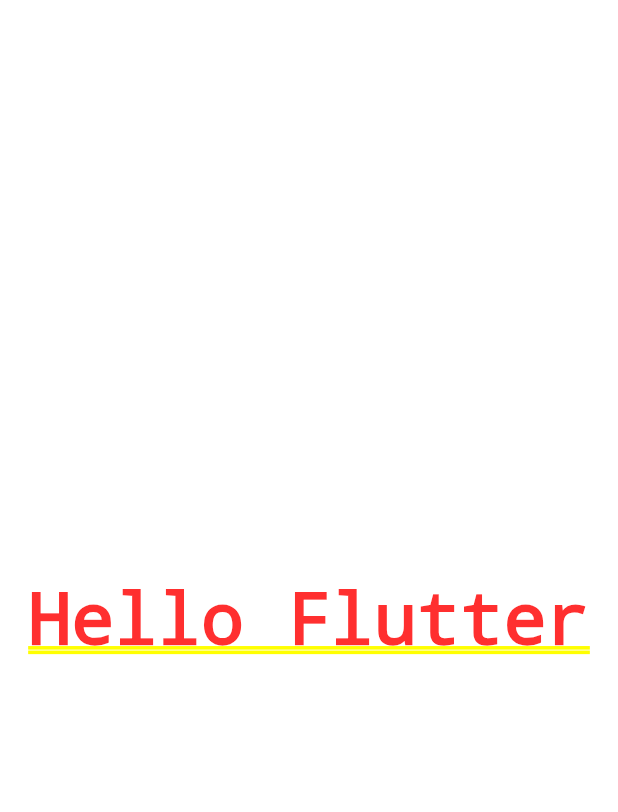
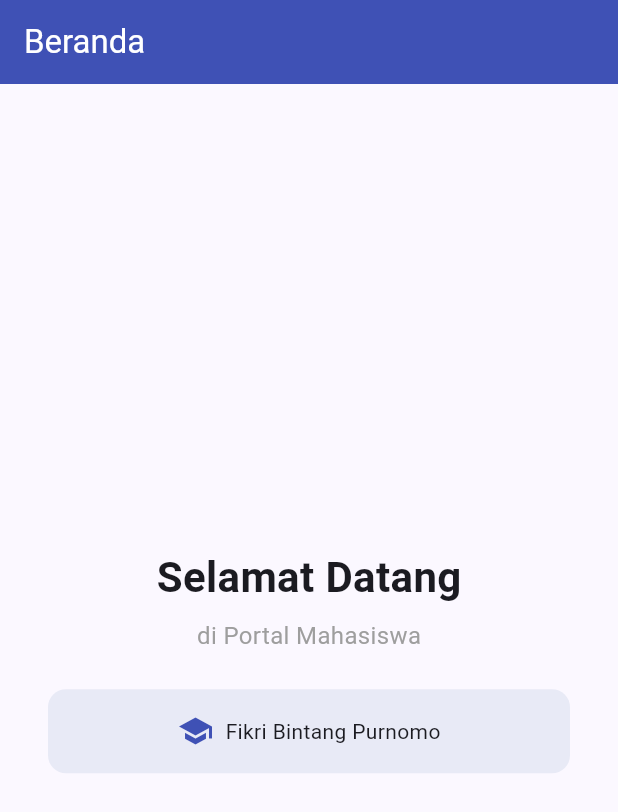
Before and after one commit to FikriBintangx/latihan-flutter-pert4, a Flutter app: the screen it shows after launch, on a phone screen of 412 x 824 dp. Shown: the top 812 px of the screen. Run offline on Flutter 3.47's test engine with Material 3 defaults, Android fonts, the phone set to English and light mode, and no system bars.

Commit message:
menambahkan scaffold

```diff
--- a/lib/main.dart
+++ b/lib/main.dart
@@ -1,4 +1,6 @@
 import 'package:flutter/material.dart';
+
+const String studentName = 'Fikri Bintang Purnomo';
 
 void main() {
   runApp(const FikriApp());
@@ -9,11 +11,61 @@
 
   @override
   Widget build(BuildContext context) {
-    return const MaterialApp(
+    return MaterialApp(
       title: 'Portal Mahasiswa',
       debugShowCheckedModeBanner: false,
-      home: Center(
-        child: Text('Hello Flutter', textDirection: TextDirection.ltr),
+      theme: ThemeData(
+        colorScheme: ColorScheme.fromSeed(seedColor: Colors.indigo),
+        useMaterial3: true,
+      ),
+      home: const HomeScreen(),
+    );
+  }
+}
+
+class HomeScreen extends StatelessWidget {
+  const HomeScreen({super.key});
+
+  @override
+  Widget build(BuildContext context) {
+    return Scaffold(
+      appBar: AppBar(
+        title: const Text('Beranda'),
+        backgroundColor: Colors.indigo,
+        foregroundColor: Colors.white,
+      ),
+      body: Center(
+        child: Column(
+          mainAxisAlignment: MainAxisAlignment.center,
+          children: [
+            const Text(
+              'Selamat Datang',
+              style: TextStyle(fontSize: 28, fontWeight: FontWeight.bold),
+            ),
+            const SizedBox(height: 8),
+            const Text(
+              'di Portal Mahasiswa',
+              style: TextStyle(fontSize: 16, color: Colors.grey),
+            ),
+            const SizedBox(height: 24),
+            Container(
+              padding: const EdgeInsets.all(16),
+              margin: const EdgeInsets.symmetric(horizontal: 32),
+              decoration: BoxDecoration(
+                color: Colors.indigo.shade50,
+                borderRadius: BorderRadius.circular(12),
+              ),
+              child: const Row(
+                mainAxisAlignment: MainAxisAlignment.center,
+                children: [
+                  Icon(Icons.school, color: Colors.indigo),
+                  SizedBox(width: 8),
+                  Text(studentName),
+                ],
+              ),
+            ),
+          ],
+        ),
       ),
     );
   }
```
Also changed, not shown: 1 other file.
